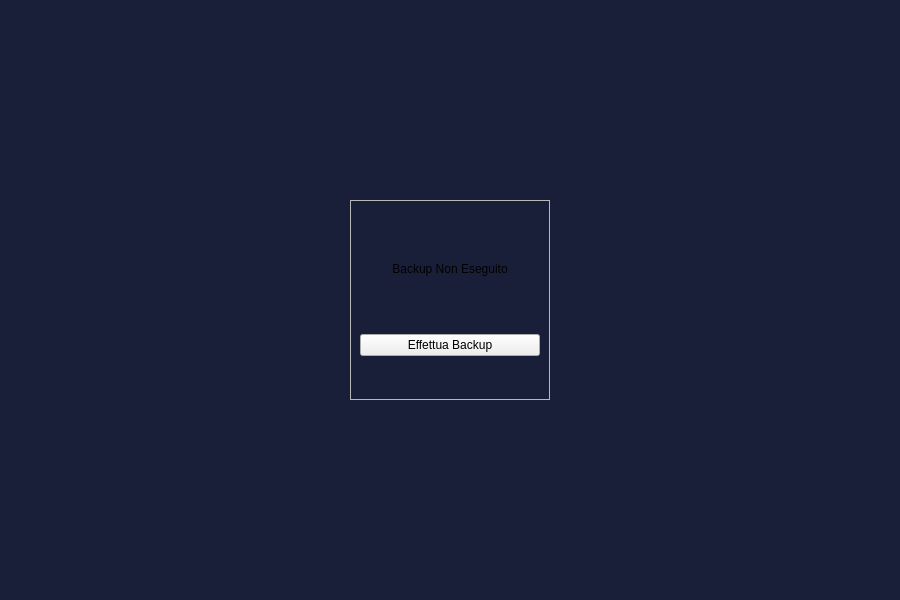
Before: the Qt Designer form NegozioDelUsatoPython/MVC/View/AdminButtonsViews/backupView.ui in LeonUrsu/NegozioDellUsato-ExamIS, drawn with Qt 5.
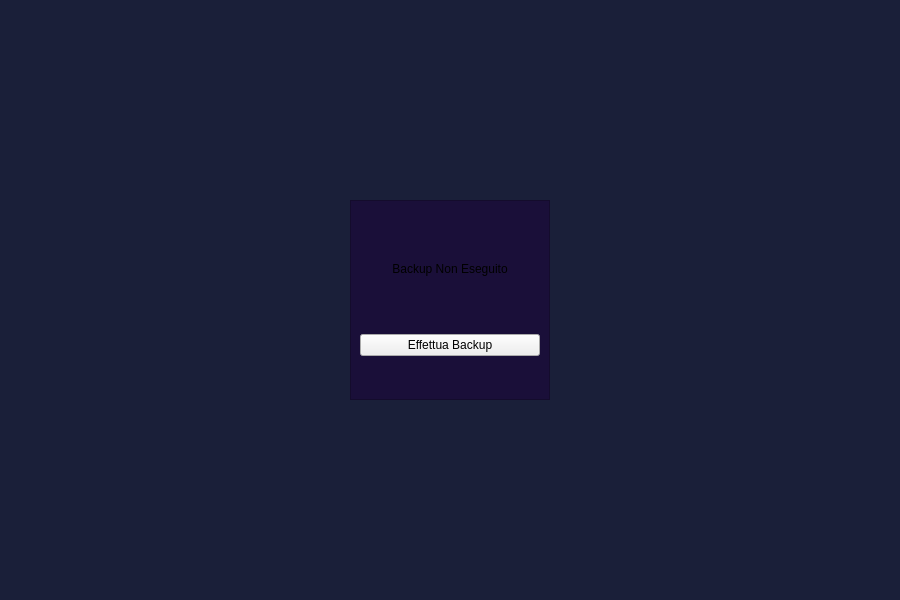
After: the same form once the commit is applied.

What changed in the file:
```diff
--- a/NegozioDelUsatoPython/MVC/View/AdminButtonsViews/backupView.ui
+++ b/NegozioDelUsatoPython/MVC/View/AdminButtonsViews/backupView.ui
@@ -22,6 +22,9 @@
   <property name="styleSheet">
    <string notr="true">#Prodotti{
 	background-color:#1a1f39;
+}
+#frame{
+	background-color:#1a0f39;
 }</string>
   </property>
   <layout class="QHBoxLayout" name="horizontalLayout">
```
